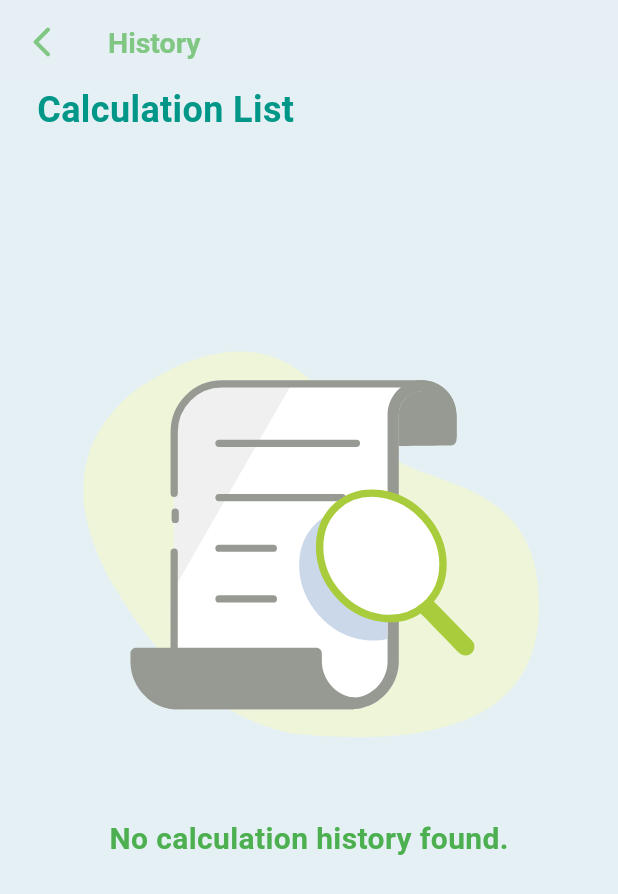
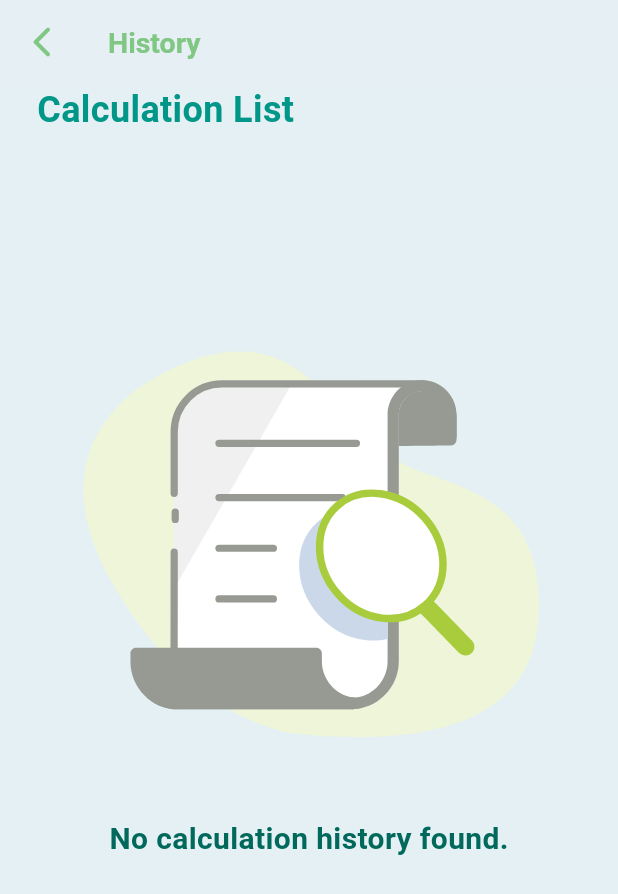
Before and after one commit to faiqhdr/radeena, a Flutter app: the HistoryPage screen opened by its route, on a phone screen of 412 x 824 dp. Shown: the top 894 px of the screen. Run offline on Flutter 3.47's test engine with Material 3 defaults, Android fonts, the phone set to English and light mode, and no system bars; drawn by our look-alikes of animated_text_kit; our stand-ins replace flutter_tts, input_quantity, lottie, sqflite; missing offline and left inert: graphview, restart_app; accounts and stored records are empty; project files that could hold a hidden picture were left out.

Commit message:
color fonr

```diff
--- a/lib/views/history/history_page.dart
+++ b/lib/views/history/history_page.dart
@@ -122,7 +122,7 @@ class _HistoryPageState extends State<HistoryPage> {
                                   textStyle: TextStyle(
                                     fontSize: 20.0,
                                     fontWeight: FontWeight.bold,
-                                    color: Colors.green,
+                                    color: Colors.teal.shade800,
                                   ),
                                   speed: const Duration(milliseconds: 50),
                                 ),
```
